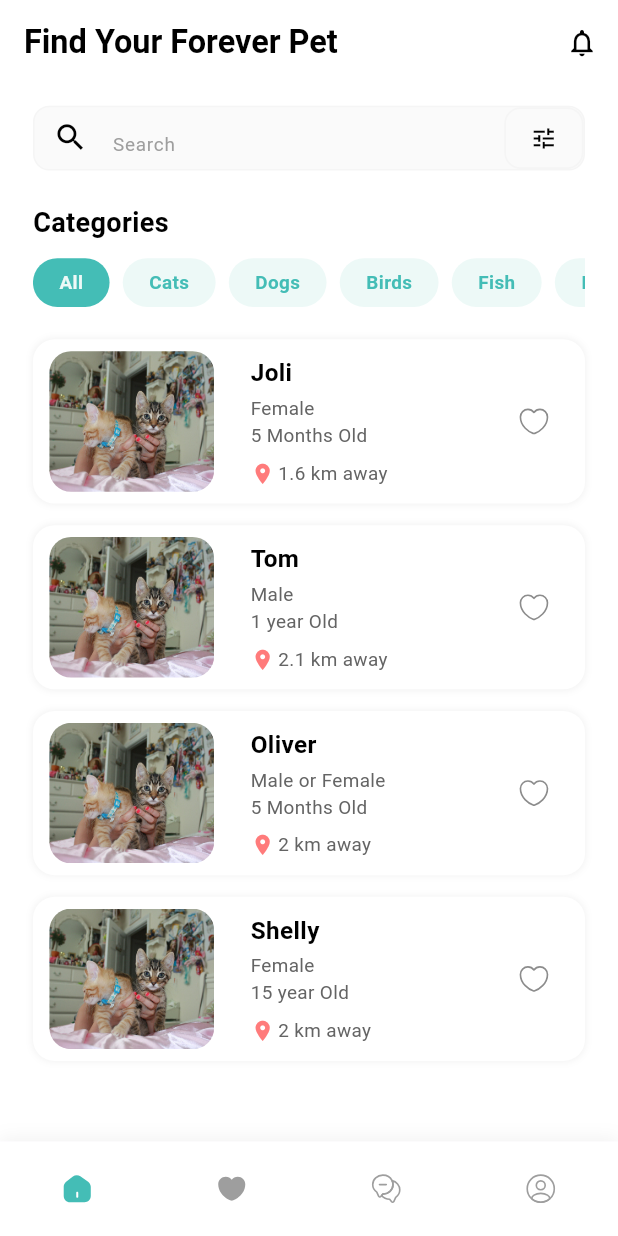
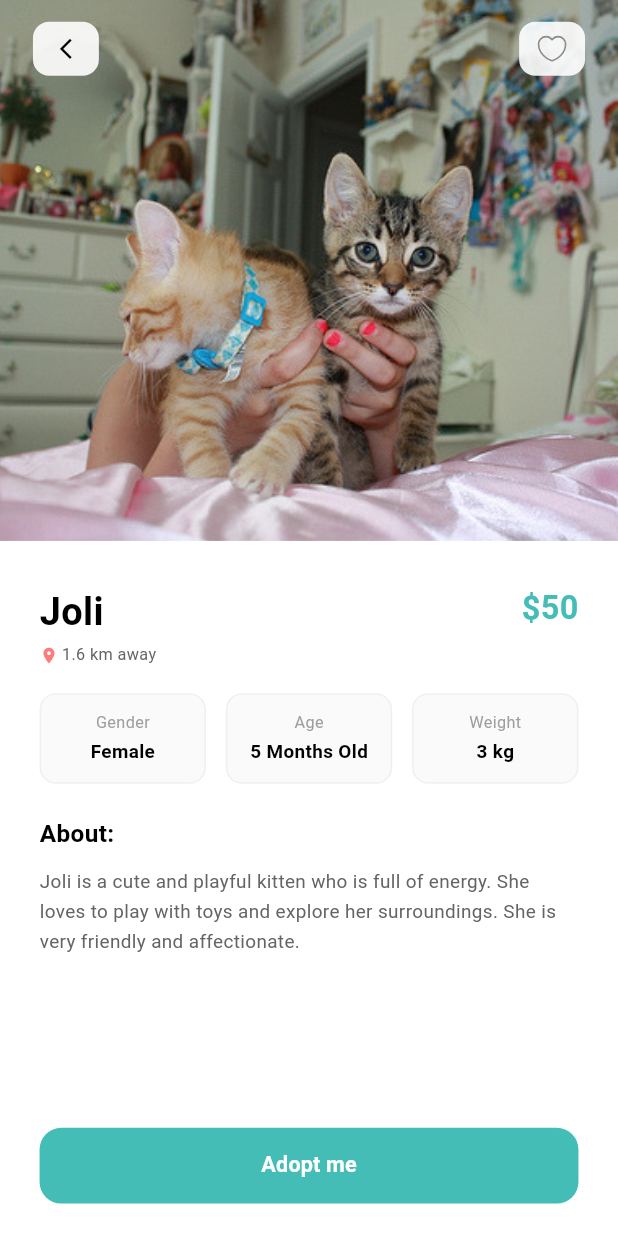
Before and after one commit to osamamohamedr1/pet-finder-task, a Flutter app: the screen it shows after launch, after a tap on "Joli", on a phone screen of 412 x 824 dp. Run offline on Flutter 3.47's test engine with Material 3 defaults, Android fonts, the phone set to English and light mode, and no system bars; our stand-ins replace dio, flutter_screenutil, flutter_svg, pretty_dio_logger; Roboto replaces fonts that are missing (SF Pro Display).

Commit message:
add details view and text styles names

```diff
--- a/lib/core/routes/app_router.dart
+++ b/lib/core/routes/app_router.dart
@@ -2,6 +2,7 @@ import 'package:flutter/material.dart';
 import 'package:pet_finder/core/routes/routes.dart';
 import 'package:pet_finder/features/bottom_bar/presentation/views/bottom_bar.dart';
 import 'package:pet_finder/features/pets/presentation/views/pets_view.dart';
+import 'package:pet_finder/features/pets/presentation/views/pet_detail_view.dart';
 // import 'package:pet_finder/feature/login/presentation/views/login_view.dart';
 // import 'package:pet_finder/feature/onboarding/presentation/views/onboarding_view.dart';
 // import 'package:pet_finder/feature/sign_up/presentation/views/sign_up_view.dart';
@@ -18,6 +19,21 @@ class AppRouter {
         return MaterialPageRoute(builder: (_) => const PetsView());
       case Routes.home:
         return MaterialPageRoute(builder: (_) => const BottomBar());
+      case Routes.petDetail:
+        final args = settings.arguments as Map<String, dynamic>;
+        return MaterialPageRoute(
+          builder: (_) => PetDetailView(
+            name: args['name'] as String,
+            gender: args['gender'] as String,
+            age: args['age'] as String,
+            weight: args['weight'] as String,
+            distance: args['distance'] as String,
+            imagePath: args['imagePath'] as String,
+            about: args['about'] as String,
+            isFavorite: args['isFavorite'] as bool? ?? false,
+            price: args['price'] as String?,
+          ),
+        );
       default:
         return MaterialPageRoute(
           builder: (_) => Scaffold(
--- a/lib/core/routes/routes.dart
+++ b/lib/core/routes/routes.dart
@@ -4,4 +4,5 @@ abstract class Routes {
   static const String signUp = 'signUp';
   static const String petsView = 'petsView';
   static const String home = 'home';
+  static const String petDetail = 'petDetail';
 }
--- a/lib/core/theme/text_styles.dart
+++ b/lib/core/theme/text_styles.dart
@@ -5,71 +5,67 @@ import 'package:pet_finder/core/theme/colors_manager.dart';
 class TextStyles {
   TextStyles._();
 
-  // App Title
-  static TextStyle appTitle = TextStyle(
+  static TextStyle font24BlackBold = TextStyle(
     fontSize: 24.sp,
     fontWeight: FontWeight.bold,
     color: ColorsManager.textPrimary,
   );
 
-  // Pet Name
-  static TextStyle petName = TextStyle(
+  static TextStyle font28BlackBold = TextStyle(
+    fontSize: 28.sp,
+    fontWeight: FontWeight.bold,
+    color: ColorsManager.textPrimary,
+  );
+
+  static TextStyle font18BlackBold = TextStyle(
     fontSize: 18.sp,
     fontWeight: FontWeight.bold,
     color: ColorsManager.textPrimary,
   );
 
-  // Pet Info (Gender, Age)
-  static TextStyle petInfo = TextStyle(
+  static TextStyle font14GreyNormal = TextStyle(
     fontSize: 14.sp,
     fontWeight: FontWeight.normal,
     color: ColorsManager.textSecondary,
   );
 
-  // Distance
-  static TextStyle distance = TextStyle(
+  static TextStyle font12RedMedium = TextStyle(
     fontSize: 12.sp,
     fontWeight: FontWeight.w500,
     color: ColorsManager.distance,
   );
 
-  // Category Text Selected
-  static TextStyle categorySelected = TextStyle(
+  static TextStyle font14WhiteSemiBold = TextStyle(
     fontSize: 14.sp,
     fontWeight: FontWeight.w600,
     color: ColorsManager.categoryTextSelected,
   );
 
-  // Category Text Unselected
-  static TextStyle categoryUnselected = TextStyle(
+  static TextStyle font14TealSemiBold = TextStyle(
     fontSize: 14.sp,
     fontWeight: FontWeight.w600,
     color: ColorsManager.categoryTextUnselected,
   );
 
-  // Search Hint
-  static TextStyle searchHint = TextStyle(
+  static TextStyle font14GreyRegular = TextStyle(
     fontSize: 14.sp,
     fontWeight: FontWeight.w400,
     color: ColorsManager.textGrey,
   );
 
-  // Section Title
-  static TextStyle sectionTitle = TextStyle(
+  static TextStyle font20BlackBold = TextStyle(
     fontSize: 20.sp,
     fontWeight: FontWeight.bold,
     color: ColorsManager.textPrimary,
   );
 
-  // Body Text
-  static TextStyle bodyText = TextStyle(
+  static TextStyle font14GreyRegular2 = TextStyle(
     fontSize: 14.sp,
     fontWeight: FontWeight.w400,
     color: ColorsManager.textSecondary,
   );
 
-  // Caption
-  static TextStyle caption = TextStyle(
+  static TextStyle font12GreyRegular = TextStyle(
     fontSize: 12.sp,
     fontWeight: FontWeight.w400,
     color: ColorsManager.textGrey,
--- /dev/null
+++ b/lib/features/pets/presentation/views/pet_detail_view.dart
@@ -0,0 +1,187 @@
+import 'package:flutter/material.dart';
+import 'package:flutter_screenutil/flutter_screenutil.dart';
+import 'package:pet_finder/core/helpers/spacing.dart';
+import 'package:pet_finder/core/theme/colors_manager.dart';
+import 'package:pet_finder/core/theme/text_styles.dart';
+import 'package:pet_finder/features/pets/presentation/views/widgets/info_chip.dart';
+import 'package:pet_finder/features/pets/presentation/views/widgets/pet_detail_header.dart';
+import 'package:pet_finder/features/pets/presentation/views/widgets/adopt_button.dart';
+
+class PetDetailView extends StatefulWidget {
+  final String name;
+  final String gender;
+  final String age;
+  final String weight;
+  final String distance;
+  final String imagePath;
+  final String about;
+  final bool isFavorite;
+  final String? price;
+
+  const PetDetailView({
+    super.key,
+    required this.name,
+    required this.gender,
+    required this.age,
+    required this.weight,
+    required this.distance,
+    required this.imagePath,
+    required this.about,
+    this.isFavorite = false,
+    this.price,
+  });
+
+  @override
+  State<PetDetailView> createState() => _PetDetailViewState();
+}
+
+class _PetDetailViewState extends State<PetDetailView> {
+  late bool _isFavorite;
+
+  @override
+  void initState() {
+    super.initState();
+    _isFavorite = widget.isFavorite;
+  }
+
+  void _toggleFavorite() {
+    setState(() {
+      _isFavorite = !_isFavorite;
+    });
+  }
+
+  @override
+  Widget build(BuildContext context) {
+    return Scaffold(
+      backgroundColor: const Color(0xFFD6EFEE),
+      body: Column(
+        children: [
+          PetDetailHeader(
+            imagePath: widget.imagePath,
+            isFavorite: _isFavorite,
+            onFavoriteTap: _toggleFavorite,
+            onBackTap: () => Navigator.pop(context),
+          ),
+
+          Expanded(
+            child: Container(
+              decoration: BoxDecoration(color: ColorsManager.white),
+              child: Padding(
+                padding: EdgeInsets.symmetric(horizontal: 24.w),
+                child: Column(
+                  crossAxisAlignment: CrossAxisAlignment.start,
+                  children: [
+                    verticalSpace(32),
+
+                    Row(
+                      mainAxisAlignment: MainAxisAlignment.spaceBetween,
+                      crossAxisAlignment: CrossAxisAlignment.start,
+                      children: [
+                        Expanded(
+                          child: Column(
+                            crossAxisAlignment: CrossAxisAlignment.start,
+                            children: [
+                              Text(
+                                widget.name,
+                                style: TextStyles.font28BlackBold,
+                              ),
+                              SizedBox(height: 4.h),
+                              Row(
+                                children: [
+                                  Icon(
+                                    Icons.location_on,
+                                    size: 14.sp,
+                                    color: ColorsManager.distance,
+                                  ),
+                                  horizontalSpace(2),
+                                  Text(
+                                    widget.distance,
+                                    style: TextStyles.font12GreyRegular
+                                        .copyWith(
+                                          fontSize: 12.sp,
+                                          color: ColorsManager.textSecondary,
+                                        ),
+                                  ),
+                                ],
+                              ),
+                            ],
+                          ),
+                        ),
+                        if (widget.price != null)
+                          Text(
+                            widget.price!,
+                            style: TextStyles.font24BlackBold.copyWith(
+                              color: ColorsManager.primary,
+                            ),
+                          ),
+                      ],
+                    ),
+
+                    verticalSpace(20),
+
+                    // Info Chips Row
+                    Row(
+                      children: [
+                        Expanded(
+                          child: InfoChip(
+                            label: 'Gender',
+                            value: widget.gender,
+                          ),
+                        ),
+                        horizontalSpace(12),
+                        Expanded(
+                          child: InfoChip(label: 'Age', value: widget.age),
+                        ),
+                        horizontalSpace(12),
+                        Expanded(
+                          child: InfoChip(
+                            label: 'Weight',
+                            value: widget.weight,
+                          ),
+                        ),
+                      ],
+                    ),
+
+                    verticalSpace(24),
+
+                    // About Section
+                    Text(
+                      'About:',
+                      style: TextStyles.font20BlackBold.copyWith(
+                        fontSize: 18.sp,
+                      ),
+                    ),
+
+                    verticalSpace(12),
+
+                    Expanded(
+                      child: SingleChildScrollView(
+                        child: Text(
+                          widget.about,
+                          style: TextStyles.font14GreyRegular2.copyWith(
+                            height: 1.6,
+                          ),
+                        ),
+                      ),
+                    ),
+
+                    verticalSpace(20),
+
+                    // Adopt Button
+                    AdoptButton(
+                      onPressed: () {
+                        // TODO: Implement adoption flow
+                      },
+                    ),
+
+                    verticalSpace(24),
+                  ],
+                ),
+              ),
+            ),
+          ),
+        ],
+      ),
+    );
+  }
+}
--- a/lib/features/pets/presentation/views/pets_view.dart
+++ b/lib/features/pets/presentation/views/pets_view.dart
@@ -2,6 +2,7 @@ import 'package:flutter/material.dart';
 import 'package:flutter_screenutil/flutter_screenutil.dart';
 import 'package:pet_finder/core/helpers/assets.dart';
 import 'package:pet_finder/core/helpers/spacing.dart';
+import 'package:pet_finder/core/routes/routes.dart';
 import 'package:pet_finder/core/theme/colors_manager.dart';
 import 'package:pet_finder/core/theme/text_styles.dart';
 import 'package:pet_finder/features/pets/presentation/views/widgets/category_chip.dart';
@@ -32,33 +33,49 @@ class _PetsViewState extends State<PetsView> {
       'name': 'Joli',
       'gender': 'Female',
       'age': '5 Months Old',
+      'weight': '3 kg',
       'distance': '1.6 km away',
       'image': Assets.imagesCat,
       'isFavorite': false,
+      'price': '\$50',
+      'about':
+          'Joli is a cute and playful kitten who is full of energy. She loves to play with toys and explore her surroundings. She is very friendly and affectionate.',
     },
     {
       'name': 'Tom',
       'gender': 'Male',
       'age': '1 year Old',
+      'weight': '10 kg',
       'distance': '2.1 km away',
       'image': Assets.imagesCat,
       'isFavorite': false,
+      'price': '\$95',
+      'about':
+          'Tom is a friendly and loyal Golden Retriever who loves being around people. He\'ll always be ready for a game of fetch. Tom enjoys morning walks, belly rubs, and taking long naps after playtime. He\'s very well with other pets, and makes the perfect family dog.',
     },
     {
       'name': 'Oliver',
       'gender': 'Male or Female',
       'age': '5 Months Old',
+      'weight': '2 kg',
       'distance': '2 km away',
       'image': Assets.imagesCat,
       'isFavorite': false,
+      'price': '\$45',
+      'about':
+          'Oliver is a curious and playful kitten. He loves to explore and play with toys. He is very friendly and affectionate.',
     },
     {
       'name': 'Shelly',
       'gender': 'Female',
       'age': '15 year Old',
+      'weight': '8 kg',
       'distance': '2 km away',
       'image': Assets.imagesCat,
       'isFavorite': false,
+      'price': '\$30',
+      'about':
+          'Shelly is a calm and gentle senior cat. She loves to cuddle and relax. She is very sweet and affectionate.',
     },
   ];
 
@@ -76,7 +93,7 @@ class _PetsViewState extends State<PetsView> {
         backgroundColor: ColorsManager.white,
         elevation: 0,
         scrolledUnderElevation: 0,
-        title: Text('Find Your Forever Pet', style: TextStyles.appTitle),
+        title: Text('Find Your Forever Pet', style: TextStyles.font24BlackBold),
         actions: [
           IconButton(
             onPressed: () {},
@@ -100,7 +117,7 @@ class _PetsViewState extends State<PetsView> {
 
               verticalSpace(24),
 
-              Text('Categories', style: TextStyles.sectionTitle),
+              Text('Categories', style: TextStyles.font20BlackBold),
 
               verticalSpace(12),
 
@@ -146,7 +163,23 @@ class _PetsViewState extends State<PetsView> {
                       isFavorite: pet['isFavorite'],
                       onFavoriteTap: () => _toggleFavorite(index),
                       onCardTap: () {
-                        // TODO: Navigate to detail screen
+                        Navigator.pushNamed(
+                          context,
+                          Routes.petDetail,
+                          arguments: {
+                            'name': pet['name'],
+                            'gender': pet['gender'],
+                            'age': pet['age'],
+                            'weight': pet['weight'] ?? '5 kg',
+                            'distance': pet['distance'],
+                            'imagePath': pet['image'],
+                            'about':
+                                pet['about'] ??
+                                'This is a wonderful pet looking for a loving home.',
+                            'isFavorite': pet['isFavorite'],
+                            'price': pet['price'],
+                          },
+                        );
                       },
                     );
                   },
--- /dev/null
+++ b/lib/features/pets/presentation/views/widgets/adopt_button.dart
@@ -0,0 +1,32 @@
+import 'package:flutter/material.dart';
+import 'package:flutter_screenutil/flutter_screenutil.dart';
+import 'package:pet_finder/core/theme/colors_manager.dart';
+
+class AdoptButton extends StatelessWidget {
+  final VoidCallback onPressed;
+
+  const AdoptButton({super.key, required this.onPressed});
+
+  @override
+  Widget build(BuildContext context) {
+    return SizedBox(
+      width: double.infinity,
+      height: 56.h,
+      child: ElevatedButton(
+        onPressed: onPressed,
+        style: ElevatedButton.styleFrom(
+          backgroundColor: ColorsManager.primary,
+          foregroundColor: Colors.white,
+          elevation: 0,
+          shape: RoundedRectangleBorder(
+            borderRadius: BorderRadius.circular(16.r),
+          ),
+        ),
+        child: Text(
+          'Adopt me',
+          style: TextStyle(fontSize: 16.sp, fontWeight: FontWeight.w600),
+        ),
+      ),
+    );
+  }
+}
--- a/lib/features/pets/presentation/views/widgets/category_chip.dart
+++ b/lib/features/pets/presentation/views/widgets/category_chip.dart
@@ -30,8 +30,8 @@ class CategoryChip extends StatelessWidget {
         child: Text(
           label,
           style: isSelected
-              ? TextStyles.categorySelected
-              : TextStyles.categoryUnselected,
+              ? TextStyles.font14WhiteSemiBold
+              : TextStyles.font14TealSemiBold,
         ),
       ),
     );
--- a/lib/features/pets/presentation/views/widgets/custom_search_bar.dart
+++ b/lib/features/pets/presentation/views/widgets/custom_search_bar.dart
@@ -29,7 +29,7 @@ class CustomSearchBar extends StatelessWidget {
         onChanged: onChanged,
         decoration: InputDecoration(
           hintText: 'Search',
-          hintStyle: TextStyles.searchHint,
+          hintStyle: TextStyles.font14GreyRegular,
           prefixIcon: Icon(Icons.search, color: Colors.black, size: 26.sp),
           suffixIcon: FilterIcon(onFilterTap: onFilterTap),
           border: InputBorder.none,
--- /dev/null
+++ b/lib/features/pets/presentation/views/widgets/info_chip.dart
@@ -0,0 +1,43 @@
+import 'package:flutter/material.dart';
+import 'package:flutter_screenutil/flutter_screenutil.dart';
+import 'package:pet_finder/core/theme/colors_manager.dart';
+
+class InfoChip extends StatelessWidget {
+  final String label;
+  final String value;
+
+  const InfoChip({super.key, required this.label, required this.value});
+
+  @override
+  Widget build(BuildContext context) {
+    return Container(
+      padding: EdgeInsets.symmetric(vertical: 12.h),
+      decoration: BoxDecoration(
+        color: const Color(0xFFFAFAFA),
+        borderRadius: BorderRadius.circular(12.r),
+        border: Border.all(color: const Color(0xFFF0F0F0), width: 1.w),
+      ),
+      child: Column(
+        children: [
+          Text(
+            label,
+            style: TextStyle(
+              fontSize: 12.sp,
+              fontWeight: FontWeight.w400,
+              color: ColorsManager.textGrey,
+            ),
+          ),
+          SizedBox(height: 4.h),
+          Text(
+            value,
+            style: TextStyle(
+              fontSize: 14.sp,
+              fontWeight: FontWeight.w600,
+              color: ColorsManager.textPrimary,
+            ),
+          ),
+        ],
+      ),
+    );
+  }
+}
--- a/lib/features/pets/presentation/views/widgets/pet_card.dart
+++ b/lib/features/pets/presentation/views/widgets/pet_card.dart
@@ -61,18 +61,15 @@ class PetCard extends StatelessWidget {
 
             Expanded(
               child: Padding(
-                padding: EdgeInsets.symmetric(
-                  horizontal: 12.w,
-                  vertical: 12.h,
-                ),
+                padding: EdgeInsets.symmetric(horizontal: 12.w, vertical: 12.h),
                 child: Column(
                   crossAxisAlignment: CrossAxisAlignment.start,
                   mainAxisAlignment: MainAxisAlignment.center,
                   children: [
-                    Text(name, style: TextStyles.petName),
+                    Text(name, style: TextStyles.font18BlackBold),
                     verticalSpace(4),
-                    Text(gender, style: TextStyles.petInfo),
-                    Text(age, style: TextStyles.petInfo),
+                    Text(gender, style: TextStyles.font14GreyNormal),
+                    Text(age, style: TextStyles.font14GreyNormal),
                     verticalSpace(8),
                     Row(
                       children: [
@@ -82,7 +79,7 @@ class PetCard extends StatelessWidget {
                           color: ColorsManager.distance,
                         ),
                         horizontalSpace(2),
-                        Text(distance, style: TextStyles.petInfo),
+                        Text(distance, style: TextStyles.font14GreyNormal),
                       ],
                     ),
                   ],
--- /dev/null
+++ b/lib/features/pets/presentation/views/widgets/pet_detail_header.dart
@@ -0,0 +1,81 @@
+import 'package:flutter/material.dart';
+import 'package:flutter_screenutil/flutter_screenutil.dart';
+import 'package:flutter_svg/flutter_svg.dart';
+import 'package:pet_finder/core/helpers/assets.dart';
+
+class PetDetailHeader extends StatelessWidget {
+  final String imagePath;
+  final bool isFavorite;
+  final VoidCallback onFavoriteTap;
+  final VoidCallback onBackTap;
+
+  const PetDetailHeader({
+    super.key,
+    required this.imagePath,
+    required this.isFavorite,
+    required this.onFavoriteTap,
+    required this.onBackTap,
+  });
+
+  @override
+  Widget build(BuildContext context) {
+    return SizedBox(
+      height: 400.h,
+      child: Stack(
+        children: [
+          // Pet Image
+          Positioned.fill(child: Image.asset(imagePath, fit: BoxFit.cover)),
+
+          // Top Buttons (Back and Favorite)
+          SafeArea(
+            child: Padding(
+              padding: EdgeInsets.symmetric(horizontal: 20.w, vertical: 16.h),
+              child: Row(
+                mainAxisAlignment: MainAxisAlignment.spaceBetween,
+                children: [
+                  // Back Button
+                  GestureDetector(
+                    onTap: onBackTap,
+                    child: Container(
+                      width: 40.w,
+                      height: 40.h,
+                      decoration: BoxDecoration(
+                        color: Colors.white.withOpacity(0.9),
+                        borderRadius: BorderRadius.circular(12.r),
+                      ),
+                      child: Icon(
+                        Icons.arrow_back_ios_new,
+                        size: 18.sp,
+                        color: Colors.black,
+                      ),
+                    ),
+                  ),
+
+                  // Favorite Button
+                  GestureDetector(
+                    onTap: onFavoriteTap,
+                    child: Container(
+                      width: 40.w,
+                      height: 40.h,
+                      decoration: BoxDecoration(
+                        color: Colors.white.withOpacity(0.9),
+                        borderRadius: BorderRadius.circular(12.r),
+                      ),
+                      child: Center(
+                        child: SvgPicture.asset(
+                          isFavorite ? Assets.svgsHeart2 : Assets.svgsHeart,
+                          width: 24.w,
+                          height: 24.h,
+                        ),
+                      ),
+                    ),
+                  ),
+                ],
+              ),
+            ),
+          ),
+        ],
+      ),
+    );
+  }
+}
```
